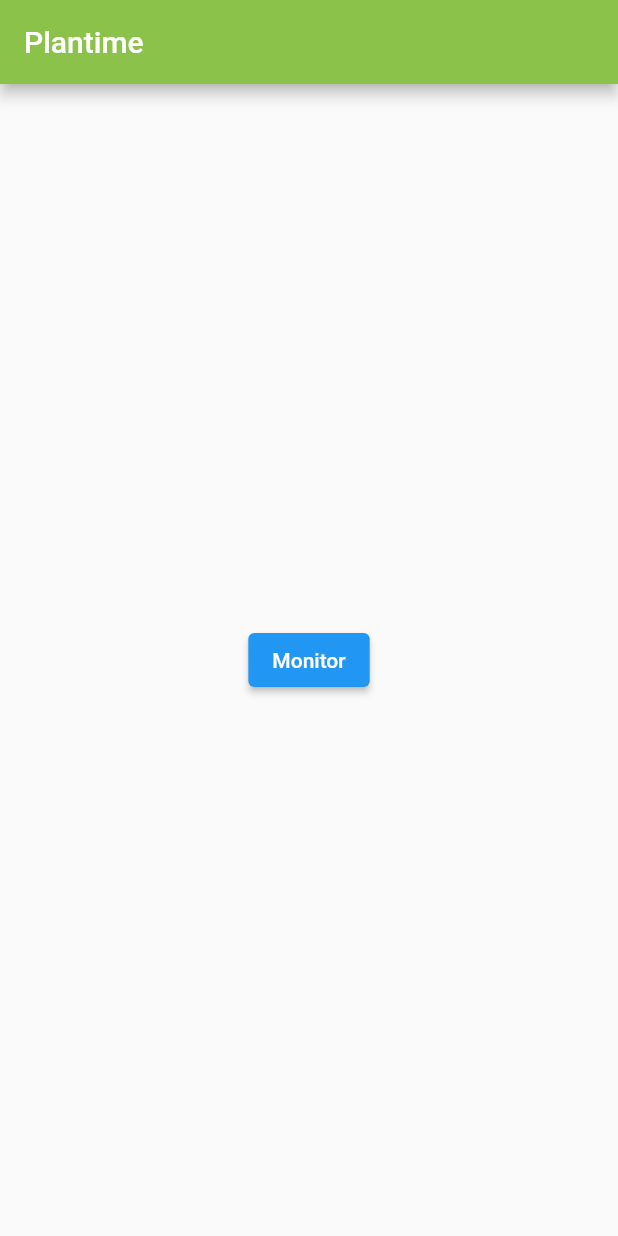
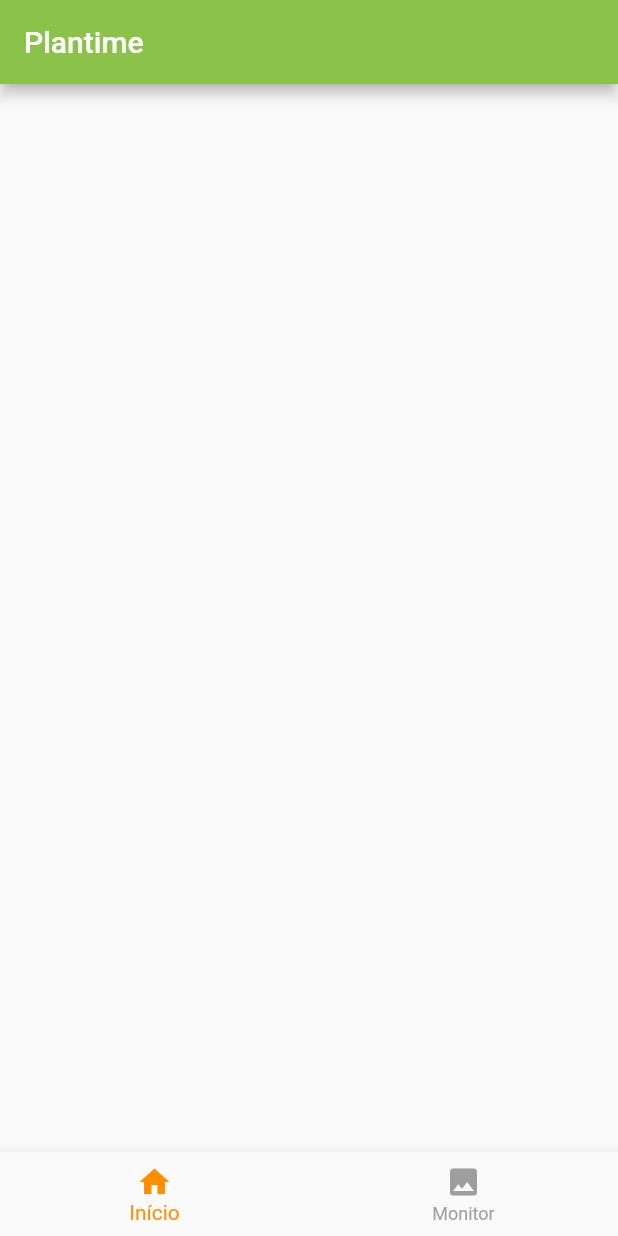
Before and after one commit to ipojucaturianos/dev-iot-mobile-ec4, a Flutter app: the screen it shows after launch, on a phone screen of 412 x 824 dp. Run offline on Flutter 3.47's test engine with Material 2 defaults, Android fonts, the phone set to English and light mode, and no system bars.

```diff
--- a/lib/main.dart
+++ b/lib/main.dart
@@ -14,6 +14,7 @@ class MyApp extends StatelessWidget {
         primarySwatch: Colors.blue,
       ),
       home: MyHomePage(title: 'Plantime'),
+      debugShowCheckedModeBanner: false,
     );
   }
 }
@@ -27,6 +28,34 @@ class MyHomePage extends StatefulWidget {
 }
 
 class _MyHomePageState extends State<MyHomePage> {
+  int _selectedIndex = 0;
+  static Widget app = Center(
+    child: Column(
+      mainAxisAlignment: MainAxisAlignment.center,
+    ),
+  );
+
+  void _onItemTapped(int index) {
+    setState(() {
+      _selectedIndex = index;
+    });
+    if (index == 0) {
+      setState(() {
+        app = Center(
+          child: Column(
+            mainAxisAlignment: MainAxisAlignment.center,
+          ),
+        );
+      });
+    } else {
+        if (index == 1) {
+          setState(() {
+            app = Monitor();
+          });
+      }
+    }
+  }
+
   @override
   Widget build(BuildContext context) {
     return Scaffold(
@@ -34,18 +63,22 @@ class _MyHomePageState extends State<MyHomePage> {
         title: Text(widget.title),
         backgroundColor: Colors.lightGreen,
       ),
-      body: Center(
-        child: Column(
-          mainAxisAlignment: MainAxisAlignment.center,
-          children: <Widget>[
-            ElevatedButton(
-                onPressed: () => Navigator.push(
-                  context,
-                  MaterialPageRoute(builder: (context) => Monitor()),
-                ),
-                child: Text('Monitor'))
-          ],
-        ),
+      body: app,
+      bottomNavigationBar: BottomNavigationBar(
+        items: const <BottomNavigationBarItem>[
+          BottomNavigationBarItem(
+            icon: Icon(Icons.home),
+            label: 'Início',
+          ),
+          BottomNavigationBarItem(
+            icon: Icon(Icons.image),
+            label: 'Monitor',
+          ),
+        ],
+        currentIndex: _selectedIndex,
+        selectedItemColor: Colors.amber[800],
+        onTap: _onItemTapped,
+        unselectedItemColor: Colors.grey,
       ),
     );
   }
```
Also changed, not shown: lib/monitor.dart (+2 -8 lines).
